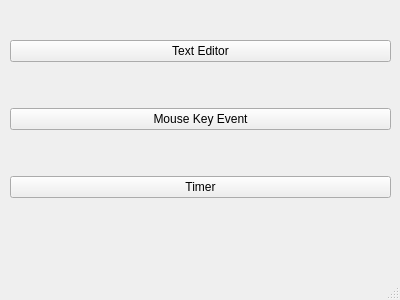
xjay2007/helloworld-qt, file menuwindow.ui: the form before one commit.
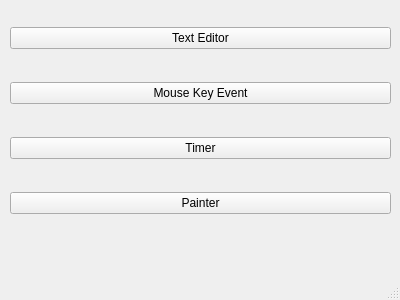
The form after the commit.

Patch:
```diff
--- a/menuwindow.ui
+++ b/menuwindow.ui
@@ -45,6 +45,13 @@
        </property>
       </widget>
      </item>
+     <item>
+      <widget class="QPushButton" name="pushButton_4">
+       <property name="text">
+        <string>Painter</string>
+       </property>
+      </widget>
+     </item>
     </layout>
    </widget>
   </widget>
```
